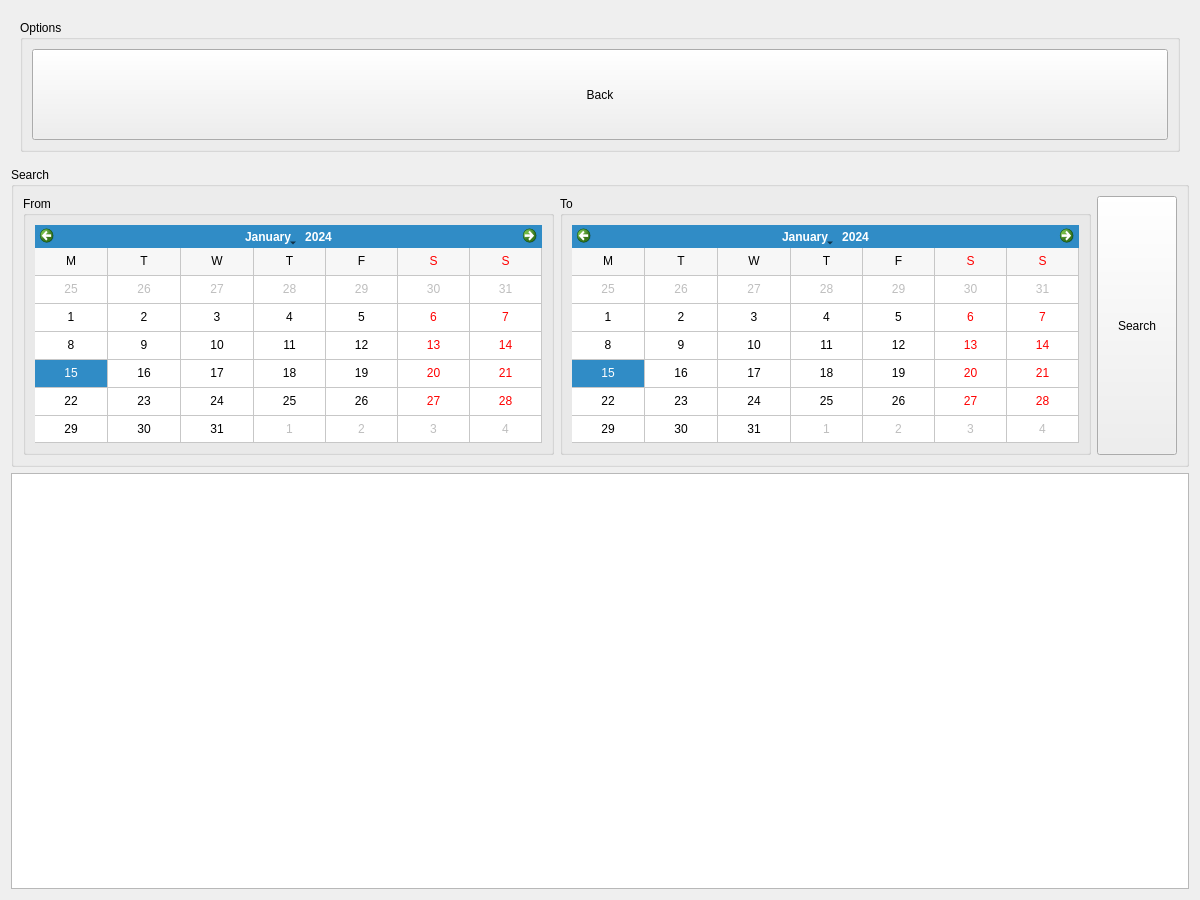
Above: penyamanager/accountview.ui from eguzki/penyamanager before the change. Below: the same form after it.
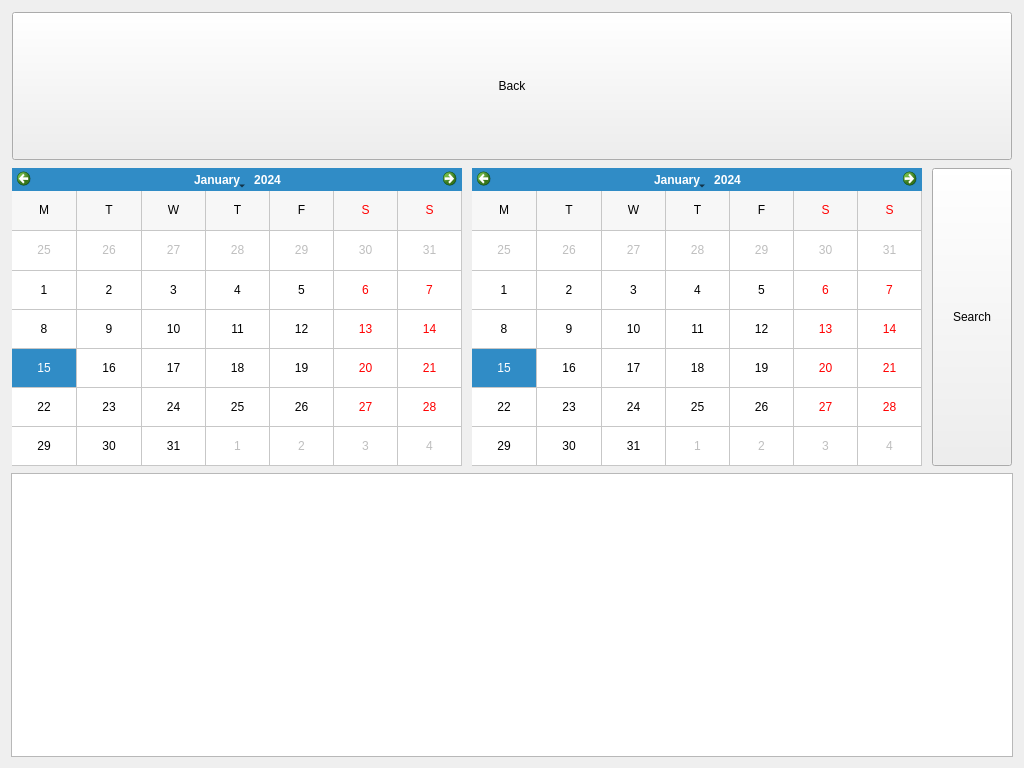
That is the form after the change.

```diff
--- a/penyamanager/accountview.ui
+++ b/penyamanager/accountview.ui
@@ -6,14 +6,20 @@
    <rect>
     <x>0</x>
     <y>0</y>
-    <width>1200</width>
-    <height>900</height>
+    <width>1024</width>
+    <height>768</height>
    </rect>
   </property>
   <property name="minimumSize">
    <size>
-    <width>1200</width>
-    <height>900</height>
+    <width>1024</width>
+    <height>768</height>
+   </size>
+  </property>
+  <property name="maximumSize">
+   <size>
+    <width>1024</width>
+    <height>768</height>
    </size>
   </property>
   <property name="windowTitle">
@@ -34,13 +40,19 @@
        <height>150</height>
       </size>
      </property>
-     <layout class="QHBoxLayout" name="horizontalLayout">
-      <item>
-       <widget class="QGroupBox" name="optionsGroupBox">
-        <property name="title">
-         <string>Options</string>
-        </property>
-        <layout class="QHBoxLayout" name="horizontalLayout_2">
+     <layout class="QHBoxLayout" name="horizontalLayout_4">
+      <property name="leftMargin">
+       <number>1</number>
+      </property>
+      <property name="topMargin">
+       <number>1</number>
+      </property>
+      <property name="rightMargin">
+       <number>1</number>
+      </property>
+      <property name="bottomMargin">
+       <number>1</number>
+      </property>
          <item>
           <widget class="QPushButton" name="backPushButton">
            <property name="sizePolicy">
@@ -57,11 +69,8 @@
         </layout>
        </widget>
       </item>
-     </layout>
-    </widget>
-   </item>
    <item>
-    <widget class="QGroupBox" name="searchGroupBox">
+    <widget class="QWidget" name="searcWidget" native="true">
      <property name="minimumSize">
       <size>
        <width>0</width>
@@ -74,24 +83,36 @@
        <height>300</height>
       </size>
      </property>
-     <property name="title">
-      <string>Search</string>
-     </property>
-     <layout class="QHBoxLayout" name="horizontalLayout_6">
-      <item>
-       <widget class="QGroupBox" name="fromGroupBox">
-        <property name="minimumSize">
-         <size>
-          <width>0</width>
-          <height>0</height>
-         </size>
-        </property>
-        <property name="title">
-         <string>From</string>
-        </property>
-        <layout class="QHBoxLayout" name="horizontalLayout_7">
+     <layout class="QHBoxLayout" name="horizontalLayout_3">
+      <property name="spacing">
+       <number>10</number>
+      </property>
+      <property name="leftMargin">
+       <number>1</number>
+      </property>
+      <property name="topMargin">
+       <number>1</number>
+      </property>
+      <property name="rightMargin">
+       <number>1</number>
+      </property>
+      <property name="bottomMargin">
+       <number>1</number>
+      </property>
          <item>
           <widget class="QCalendarWidget" name="fromCalendarWidget">
+        <property name="minimumSize">
+         <size>
+          <width>450</width>
+          <height>0</height>
+         </size>
+        </property>
+        <property name="maximumSize">
+         <size>
+          <width>400</width>
+          <height>16777215</height>
+         </size>
+        </property>
            <property name="gridVisible">
             <bool>true</bool>
            </property>
@@ -106,23 +127,20 @@
            </property>
           </widget>
          </item>
-        </layout>
-       </widget>
-      </item>
-      <item>
-       <widget class="QGroupBox" name="toGroupBox">
-        <property name="minimumSize">
-         <size>
-          <width>450</width>
-          <height>0</height>
-         </size>
-        </property>
-        <property name="title">
-         <string>To</string>
-        </property>
-        <layout class="QHBoxLayout" name="horizontalLayout_8">
          <item>
           <widget class="QCalendarWidget" name="toCalendarWidget">
+        <property name="minimumSize">
+         <size>
+          <width>450</width>
+          <height>0</height>
+         </size>
+        </property>
+        <property name="maximumSize">
+         <size>
+          <width>400</width>
+          <height>16777215</height>
+         </size>
+        </property>
            <property name="gridVisible">
             <bool>true</bool>
            </property>
@@ -135,9 +153,6 @@
            <property name="dateEditEnabled">
             <bool>false</bool>
            </property>
-          </widget>
-         </item>
-        </layout>
        </widget>
       </item>
       <item>
@@ -170,6 +185,12 @@
      <attribute name="verticalHeaderVisible">
       <bool>false</bool>
      </attribute>
+     <attribute name="verticalHeaderDefaultSectionSize">
+      <number>50</number>
+     </attribute>
+     <attribute name="verticalHeaderMinimumSectionSize">
+      <number>50</number>
+     </attribute>
     </widget>
    </item>
   </layout>
```
Left out of the diff: 2 changed lines with no effect on the pictures. Lines whose indentation alone changed are shown as unchanged.
